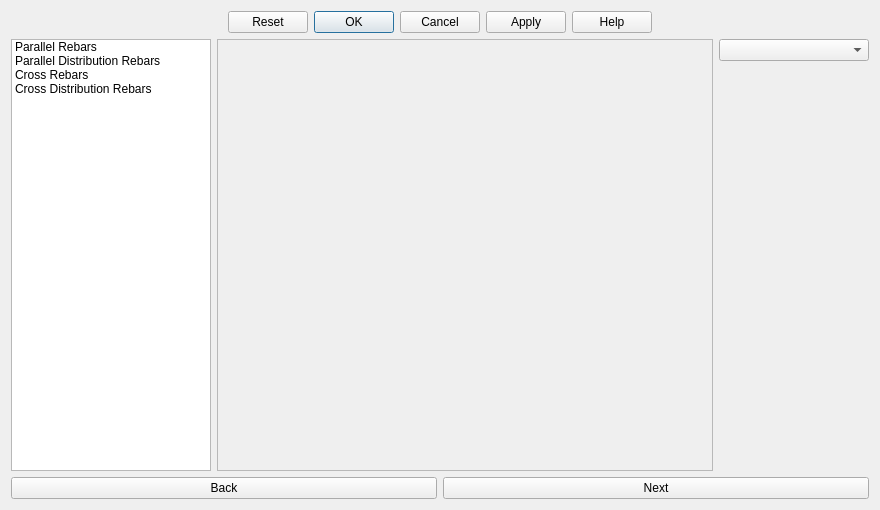
Before: the Qt Designer form SlabReinforcement/MainSlabReinforcement.ui in amrit3701/FreeCAD-Reinforcement, drawn with Qt 5.
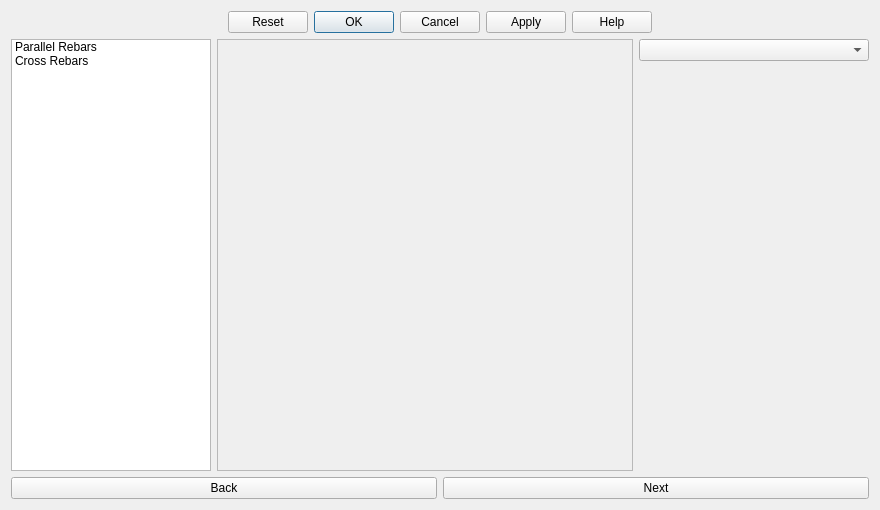
After: the same form once the commit is applied. Custom widgets are drawn as their Qt base class.

Commit message:
Remove seperate tabs for distribution rebars
- remove seperate distribution rebars tabs for parallel and cross rebars
- add distribution rebars fields in main cross/parallel ui pages

```diff
--- a/SlabReinforcement/MainSlabReinforcement.ui
+++ b/SlabReinforcement/MainSlabReinforcement.ui
@@ -99,21 +99,11 @@
          <string>Parallel Rebars</string>
         </property>
        </item>
-       <item>
-        <property name="text">
-         <string>Parallel Distribution Rebars</string>
-        </property>
-       </item>
        <item>
         <property name="text">
          <string>Cross Rebars</string>
         </property>
        </item>
-       <item>
-        <property name="text">
-         <string>Cross Distribution Rebars</string>
-        </property>
-       </item>
       </widget>
      </item>
      <item>
@@ -176,7 +166,7 @@
          </property>
          <property name="sizeHint" stdset="0">
           <size>
-           <width>150</width>
+           <width>230</width>
            <height>500</height>
           </size>
          </property>
```
The commit also changes 5 other files.
